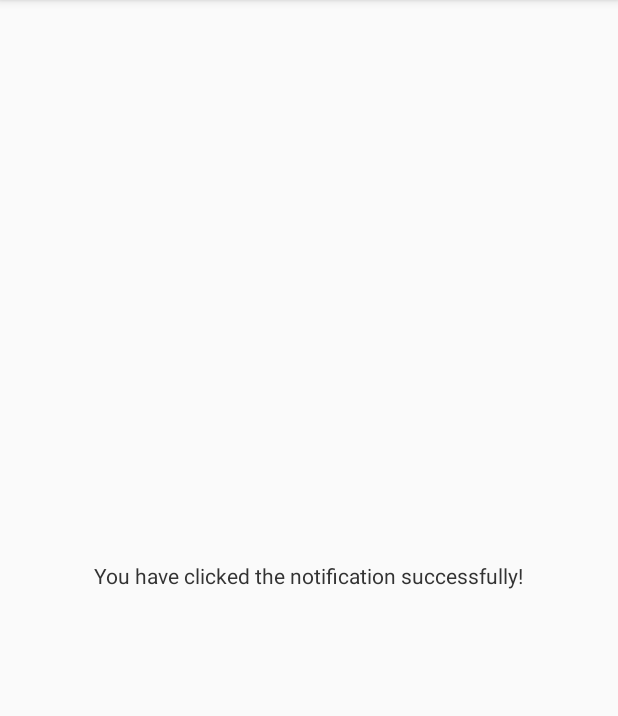
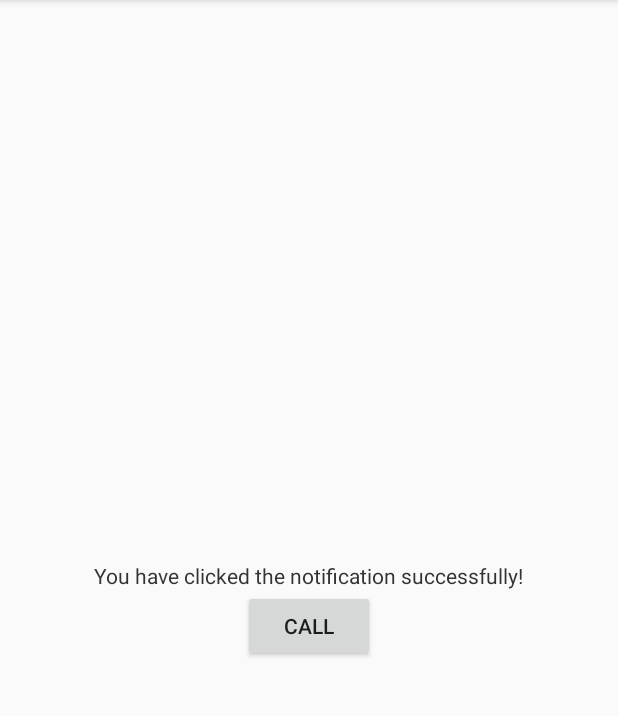
Before and after one commit to ga-adi-macaron/notifications-lab, an Android app: the SecondActivity screen opened directly, with no data from a screen before it, on a phone screen of 412 x 824 dp, the part 84-800 px from its top. Run offline under Robolectric (Android 15) with nearby library versions, the phone set to English and light mode, and no system bars.

Commit message:
Added dialer to call Jenny

```diff
--- a/NotificationsLab/app/src/main/AndroidManifest.xml
+++ b/NotificationsLab/app/src/main/AndroidManifest.xml
@@ -3,6 +3,7 @@
           package="shuvalov.nikita.notificationslab">
 
     <uses-permission android:name="android.permission.ACCESS_NETWORK_STATE"/>
+
 
     <application
         android:allowBackup="true"
--- a/NotificationsLab/app/src/main/java/shuvalov/nikita/notificationslab/MainActivity.java
+++ b/NotificationsLab/app/src/main/java/shuvalov/nikita/notificationslab/MainActivity.java
@@ -46,6 +46,5 @@ public class MainActivity extends AppCompatActivity {
 
         NotificationManager notificationManager = (NotificationManager) getSystemService(NOTIFICATION_SERVICE);
         notificationManager.notify(1492, builder.build());
-
     }
 }
--- a/NotificationsLab/app/src/main/java/shuvalov/nikita/notificationslab/SecondActivity.java
+++ b/NotificationsLab/app/src/main/java/shuvalov/nikita/notificationslab/SecondActivity.java
@@ -1,7 +1,11 @@
 package shuvalov.nikita.notificationslab;
 
+import android.content.Intent;
+import android.net.Uri;
 import android.support.v7.app.AppCompatActivity;
 import android.os.Bundle;
+import android.view.View;
+import android.widget.Button;
 
 public class SecondActivity extends AppCompatActivity {
 
@@ -10,6 +14,16 @@ public class SecondActivity extends AppCompatActivity {
         super.onCreate(savedInstanceState);
         setContentView(R.layout.activity_second);
 
+        Button callbutton = (Button)findViewById(R.id.make_call);
+        callbutton.setOnClickListener(new View.OnClickListener() {
+            @Override
+            public void onClick(View view) {
+                Intent intent = new Intent(Intent.ACTION_DIAL);
+                intent.setData(Uri.parse("tel:8675309")); //Call Jenny
+                startActivity(intent);
+            }
+        });
+
 
     }
 }
--- a/NotificationsLab/app/src/main/res/layout/activity_main.xml
+++ b/NotificationsLab/app/src/main/res/layout/activity_main.xml
@@ -14,5 +14,7 @@
     <TextView
         android:layout_width="wrap_content"
         android:layout_height="wrap_content"
-        android:text="Hello World!"/>
+        android:text="Click on the notification to continue!"
+        android:layout_centerInParent="true"
+        android:textColor="#333"/>
 </RelativeLayout>
--- a/NotificationsLab/app/src/main/res/layout/activity_second.xml
+++ b/NotificationsLab/app/src/main/res/layout/activity_second.xml
@@ -19,4 +19,13 @@
         android:textColor="#333"
         android:layout_centerInParent="true"/>
 
+    <Button
+        android:id="@+id/make_call"
+        android:layout_width="wrap_content"
+        android:layout_height="wrap_content"
+        android:text="Call"
+        android:layout_below="@id/textview"
+        android:layout_centerHorizontal="true"
+        android:autoLink="phone"/>
+
 </RelativeLayout>
```
